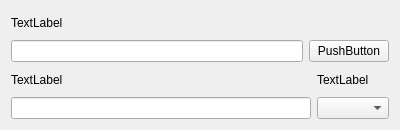
This is src/convertation/convertation-window.ui in dudeel/MediaPlayer as Qt 5 draws it before an edit. The edited form follows.
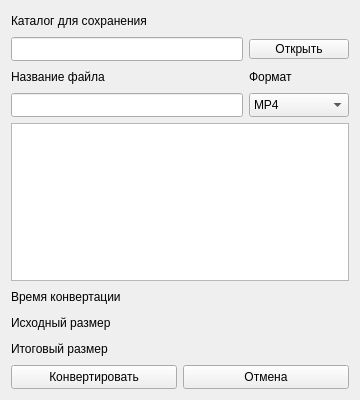
This is the edited form.

Commit message: update frontend convetWindget

What changed in the file:
```diff
--- a/src/convertation/convertation-window.ui
+++ b/src/convertation/convertation-window.ui
@@ -6,10 +6,28 @@
    <rect>
     <x>0</x>
     <y>0</y>
-    <width>400</width>
-    <height>130</height>
+    <width>360</width>
+    <height>400</height>
    </rect>
   </property>
+  <property name="sizePolicy">
+   <sizepolicy hsizetype="Fixed" vsizetype="Fixed">
+    <horstretch>0</horstretch>
+    <verstretch>0</verstretch>
+   </sizepolicy>
+  </property>
+  <property name="minimumSize">
+   <size>
+    <width>360</width>
+    <height>400</height>
+   </size>
+  </property>
+  <property name="maximumSize">
+   <size>
+    <width>360</width>
+    <height>400</height>
+   </size>
+  </property>
   <property name="windowTitle">
    <string>Конвертация</string>
   </property>
@@ -18,20 +36,63 @@
     <layout class="QVBoxLayout" name="verticalLayout">
      <item>
       <widget class="QLabel" name="label">
+       <property name="minimumSize">
+        <size>
+         <width>0</width>
+         <height>20</height>
+        </size>
+       </property>
+       <property name="maximumSize">
+        <size>
+         <width>16777215</width>
+         <height>20</height>
+        </size>
+       </property>
        <property name="text">
-        <string>TextLabel</string>
+        <string>Каталог для сохранения</string>
        </property>
       </widget>
      </item>
      <item>
       <layout class="QHBoxLayout" name="horizontalLayout">
        <item>
-        <widget class="QLineEdit" name="lineEdit"/>
+        <widget class="QLineEdit" name="fileText">
+         <property name="minimumSize">
+          <size>
+           <width>0</width>
+           <height>24</height>
+          </size>
+         </property>
+         <property name="maximumSize">
+          <size>
+           <width>16777215</width>
+           <height>24</height>
+          </size>
+         </property>
+        </widget>
        </item>
        <item>
-        <widget class="QPushButton" name="pushButton">
+        <widget class="QPushButton" name="openFile">
+         <property name="sizePolicy">
+          <sizepolicy hsizetype="Minimum" vsizetype="Fixed">
+           <horstretch>0</horstretch>
+           <verstretch>20</verstretch>
+          </sizepolicy>
+         </property>
+         <property name="minimumSize">
+          <size>
+           <width>100</width>
+           <height>20</height>
+          </size>
+         </property>
+         <property name="maximumSize">
+          <size>
+           <width>100</width>
+           <height>20</height>
+          </size>
+         </property>
          <property name="text">
-          <string>PushButton</string>
+          <string>Открыть</string>
          </property>
         </widget>
        </item>
@@ -47,13 +108,38 @@
         <layout class="QVBoxLayout" name="verticalLayout_4">
          <item>
           <widget class="QLabel" name="label_3">
+           <property name="minimumSize">
+            <size>
+             <width>0</width>
+             <height>20</height>
+            </size>
+           </property>
+           <property name="maximumSize">
+            <size>
+             <width>16777215</width>
+             <height>20</height>
+            </size>
+           </property>
            <property name="text">
-            <string>TextLabel</string>
+            <string>Название файла</string>
            </property>
           </widget>
          </item>
          <item>
-          <widget class="QLineEdit" name="lineEdit_2"/>
+          <widget class="QLineEdit" name="nameText">
+           <property name="minimumSize">
+            <size>
+             <width>0</width>
+             <height>24</height>
+            </size>
+           </property>
+           <property name="maximumSize">
+            <size>
+             <width>16777215</width>
+             <height>24</height>
+            </size>
+           </property>
+          </widget>
          </item>
         </layout>
        </item>
@@ -61,13 +147,59 @@
         <layout class="QVBoxLayout" name="verticalLayout_5">
          <item>
           <widget class="QLabel" name="label_2">
+           <property name="minimumSize">
+            <size>
+             <width>100</width>
+             <height>20</height>
+            </size>
+           </property>
+           <property name="maximumSize">
+            <size>
+             <width>100</width>
+             <height>20</height>
+            </size>
+           </property>
            <property name="text">
-            <string>TextLabel</string>
+            <string>Формат</string>
            </property>
           </widget>
          </item>
          <item>
-          <widget class="QComboBox" name="comboBox"/>
+          <widget class="QComboBox" name="selectForamt">
+           <property name="sizePolicy">
+            <sizepolicy hsizetype="Preferred" vsizetype="Fixed">
+             <horstretch>0</horstretch>
+             <verstretch>24</verstretch>
+            </sizepolicy>
+           </property>
+           <property name="minimumSize">
+            <size>
+             <width>100</width>
+             <height>24</height>
+            </size>
+           </property>
+           <property name="maximumSize">
+            <size>
+             <width>100</width>
+             <height>24</height>
+            </size>
+           </property>
+           <item>
+            <property name="text">
+             <string>MP4</string>
+            </property>
+           </item>
+           <item>
+            <property name="text">
+             <string>AVI</string>
+            </property>
+           </item>
+           <item>
+            <property name="text">
+             <string>WebM</string>
+            </property>
+           </item>
+          </widget>
          </item>
         </layout>
        </item>
@@ -75,6 +207,112 @@
      </item>
     </layout>
    </item>
+   <item>
+    <layout class="QVBoxLayout" name="verticalLayout_6">
+     <item>
+      <widget class="QTextEdit" name="logTextBox"/>
+     </item>
+     <item>
+      <widget class="QLabel" name="timeText">
+       <property name="minimumSize">
+        <size>
+         <width>0</width>
+         <height>20</height>
+        </size>
+       </property>
+       <property name="maximumSize">
+        <size>
+         <width>16777215</width>
+         <height>20</height>
+        </size>
+       </property>
+       <property name="text">
+        <string>Время конвертации</string>
+       </property>
+      </widget>
+     </item>
+     <item>
+      <widget class="QLabel" name="inputText">
+       <property name="minimumSize">
+        <size>
+         <width>0</width>
+         <height>20</height>
+        </size>
+       </property>
+       <property name="maximumSize">
+        <size>
+         <width>16777215</width>
+         <height>20</height>
+        </size>
+       </property>
+       <property name="text">
+        <string>Исходный размер</string>
+       </property>
+      </widget>
+     </item>
+     <item>
+      <widget class="QLabel" name="outputText">
+       <property name="minimumSize">
+        <size>
+         <width>0</width>
+         <height>20</height>
+        </size>
+       </property>
+       <property name="maximumSize">
+        <size>
+         <width>16777215</width>
+         <height>20</height>
+        </size>
+       </property>
+       <property name="text">
+        <string>Итоговый размер</string>
+       </property>
+      </widget>
+     </item>
+    </layout>
+   </item>
+   <item>
+    <layout class="QHBoxLayout" name="horizontalLayout_3">
+     <item>
+      <widget class="QPushButton" name="convertButton">
+       <property name="minimumSize">
+        <size>
+         <width>0</width>
+         <height>24</height>
+        </size>
+       </property>
+       <property name="maximumSize">
+        <size>
+         <width>16777215</width>
+         <height>24</height>
+        </size>
+       </property>
+       <property name="text">
+        <string>Конвертировать</string>
+       </property>
+      </widget>
+     </item>
+     <item>
+      <widget class="QPushButton" name="cancelButton">
+       <property name="minimumSize">
+        <size>
+         <width>0</width>
+         <height>24</height>
+        </size>
+       </property>
+       <property name="maximumSize">
+        <size>
+         <width>16777215</width>
+         <height>24</height>
+        </size>
+       </property>
+       <property name="text">
+        <string>Отмена</string>
+       </property>
+      </widget>
+     </item>
+    </layout>
+   </item>
   </layout>
  </widget>
  <resources/>
```
The commit also changes 2 other files.
